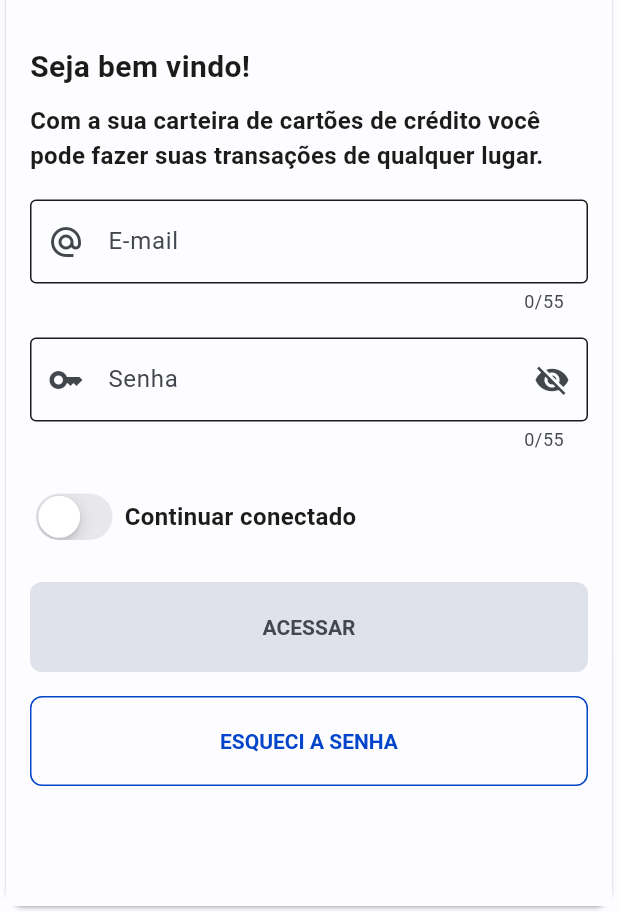
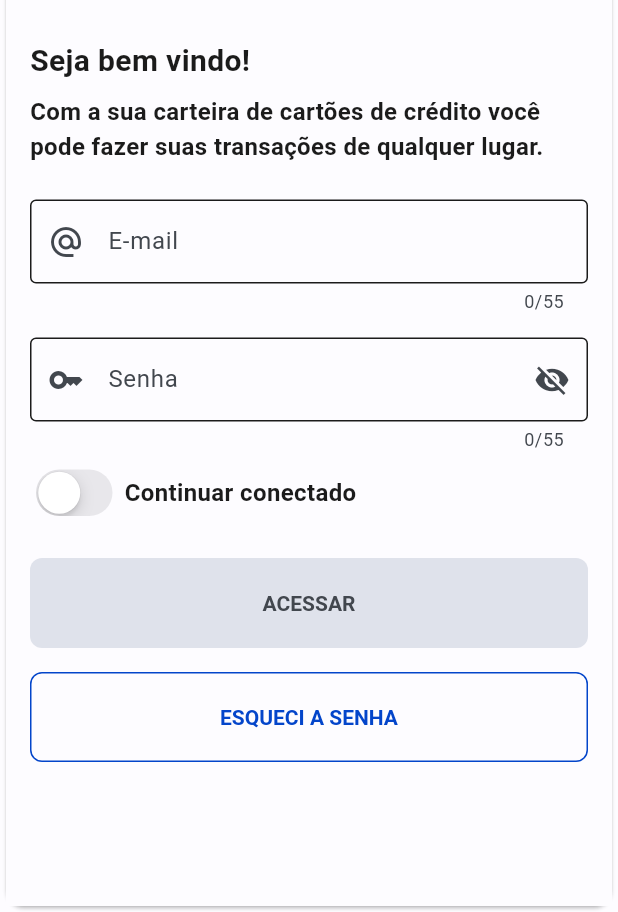
Before and after one commit to mborges18/flutter_bytebank, a Flutter app: the screen it shows after launch, on a phone screen of 412 x 824 dp, the part 324-1236 px from its top. Run offline on Flutter 3.47's test engine with Material 3 defaults, Android fonts, the phone set to English and light mode, and no system bars; our stand-ins replace device_preview, flutter_bloc.

Commit message:
refactory signin

```diff
--- a/lib/authenticator/signin_event.dart
+++ b/lib/authenticator/signin_event.dart
@@ -3,9 +3,18 @@ import 'package:flutter/cupertino.dart';
 @immutable
 abstract class SignInEvent {}
 
-class SignIn extends SignInEvent {
+class SignInSubmitEvent extends SignInEvent {
   final String email;
   final String password;
+  SignInSubmitEvent({required this.email, required this.password});
+}
 
-  SignIn({required this.email, required this.password});
+class SignInSetEmailEvent extends SignInEvent {
+  final String email;
+  SignInSetEmailEvent({required this.email});
 }
+
+class SignInSetPasswordEvent extends SignInEvent {
+  final String password;
+  SignInSetPasswordEvent({required this.password});
+}
--- a/lib/authenticator/signin_screen.dart
+++ b/lib/authenticator/signin_screen.dart
@@ -5,11 +5,12 @@ import 'package:flutter_bitybank/authenticator/signin_bloc.dart';
 import 'package:flutter_bitybank/authenticator/signin_event.dart';
 import 'package:flutter_bitybank/authenticator/signin_state.dart';
 import 'package:flutter_bitybank/components/buttons/button_outline.dart';
+import 'package:flutter_bitybank/components/titles/title_center.dart';
 import 'package:flutter_bitybank/home/home_screen.dart';
-import 'package:flutter_bitybank/util/validator/validator.dart';
 import 'package:flutter_bloc/flutter_bloc.dart';
 import '../components/buttons/button_filled.dart';
 import '../components/inputs/input_text.dart';
+import '../components/titles/subtitle_left.dart';
 import '../util/string/strings.dart';
 import '../util/util.dart';
 
@@ -20,12 +21,8 @@ class SignInScreen extends StatefulWidget {
 }
 
 class _SignInScreenState extends State<SignInScreen> {
-  final String _emailDb = "ctl_mborges@uolinc.com";
-  final String _passwordDb = "123456";
-  final emailController = TextEditingController();
-  final passwordController = TextEditingController();
-  String? _email;
-  String? _password;
+  String _email = "";
+  String _password = "";
   bool _isEnabledButton = false;
   bool _isKeepConnected = false;
   late final SignInBloc bloc;
@@ -36,64 +33,55 @@ class _SignInScreenState extends State<SignInScreen> {
     bloc = SignInBloc();
   }
 
-  void _login() {
-    Util.closeKeyboard(context);
-
-    // if (_email != null && _password != null) {
-    //   if (_email!.isNotEmpty && _password!.isNotEmpty) {
-    //     if (_email == _emailDb && _password == _passwordDb) {
-    //       Navigator.push(
-    //         context,
-    //         MaterialPageRoute(builder: (context) => const Home()),
-    //       );
-    //     }
-    //   }
-    // }
+  void _handlerStateEmail(String text) {
+    setState(() {
+      _email = text;
+    });
+    BlocProvider.of<SignInBloc>(context).add(SignInSetEmailEvent(email: text));
   }
 
   String? _handleErrorEmail(SignInState state) {
-    if (_email != null && _email!.isEmpty) {
-      return 'Campo obrigatório';
-    } else if (_email != null && !Validator.isValidEmail(_email)) {
-      return 'E-mail inválido';
-    } else if(state is SignInStateUnauthorized) {
-      return 'Seu e-mail pode estar errado';
-    } else {
-      return null;
+    if(state is SignInStateField) {
+      return state.stateEmail.message;
+    } else if(state is SignInStateEmail){
+      return state.message;
     }
+    return null;
+  }
 
+  void _handlerStatePassword(String text) {
+    setState(() {
+      _password = text;
+    });
+    BlocProvider.of<SignInBloc>(context).add(SignInSetPasswordEvent(password: text));
   }
 
   String? _handleErrorPass(SignInState state) {
-    if(_password != null && _password!.isEmpty) {
-      return 'Campo obrigatório';
-    } else if(state is SignInStateUnauthorized) {
-      return 'Sua senha pode estar errada';
-    } else {
-      return null;
+    if(state is SignInStateField) {
+      return state.statePassword.message;
+    } else if(state is SignInStatePassword){
+      return state.message;
     }
+    return null;
   }
 
-  void _handlerEnableButton() {
+  void _handlerEnableButton(SignInState state) {
     setState(() {
-      _isEnabledButton = _password != null &&
-          _password!.isNotEmpty &&
-          _email != null &&
-          _email!.isNotEmpty &&
-          Validator.isValidEmail(_email);
+      _isEnabledButton =
+          _email.isNotEmpty && _email.length > 5 &&
+              _password.isNotEmpty && _password.length > 5;
     });
+  }
+
+  void _login(SignInState state) {
+    Util.closeKeyboard(context);
+    BlocProvider.of<SignInBloc>(context).add(SignInSubmitEvent(email: _email, password: _password));
   }
 
   @override
   void dispose() {
-    //emailController.dispose();
-    //passwordController.dispose();
     bloc.close();
     super.dispose();
-  }
-
-  void validateAndSave() {
-    print('Form is valid');
   }
 
   @override
@@ -101,20 +89,7 @@ class _SignInScreenState extends State<SignInScreen> {
     return Scaffold(
       body: BlocConsumer<SignInBloc, SignInState>(
           listener: (context, state) {
-            if(state is SignInStateInitial) {
-              print('listener-------------------------------$state');
-            }
-            else if(state is SignInStateLoading) {
-              print('listener-------------------------------$state');
-            }
-            else if(state is SignInStateError) {
-              print('listener-------------------------------$state ${state.object}');
-            }
-            else if(state is SignInStateUnauthorized) {
-              print('listener-------------------------------$state ${state.object}');
-            }
-            else if(state is SignInStateSuccess) {
-              print('listener-------------------------------$state ${state.value}');
+            if(state is SignInStateSuccess) {
               Navigator.push(
                 context,
                 MaterialPageRoute(builder: (context) => const Home()),
@@ -122,23 +97,7 @@ class _SignInScreenState extends State<SignInScreen> {
             }
           },
           builder: (context, state){
-            if(state is SignInStateLoading) {
-              print('builder-------------------------------$state');
-              return viewSignIn(state);
-            }
-            else if(state is SignInStateError) {
-              print('builder-------------------------------$state');
-              return viewSignIn(state);
-            }
-            else if(state is SignInStateUnauthorized) {
-              print('builder-------------------------------$state');
-              return viewSignIn(state);
-            }
-            else  {
-              //success
-              //print('listener-------------------------------$state');
-              return viewSignIn(state);
-            }
+            return viewSignIn(state);
           }
       )
     );
@@ -151,35 +110,18 @@ class _SignInScreenState extends State<SignInScreen> {
         child: Column(
           crossAxisAlignment: CrossAxisAlignment.start,
           children: <Widget>[
-            Padding(
-                padding: const EdgeInsets.only(
-                    left: 0.0, top: 32.0, right: 0.0, bottom: 10.0),
-                child: Row(
-                    mainAxisAlignment: MainAxisAlignment.center,
-                    children: [
-                      const Icon(Icons.lock, size: 26),
-                      Padding(
-                          padding: const EdgeInsets.only(top: 4.0, left: 4.0),
-                          child: Text(titleAccess.toUpperCase(),
-                              style: const TextStyle(
-                                  fontWeight: FontWeight.bold,
-                                  fontSize: 26.0)))
-                    ])),
+             Padding(
+                padding: const EdgeInsets.only(top: 24.0, bottom: 10.0),
+                child: TitleCenter(text: titleAccess.toUpperCase(), icon: Icons.lock)),
+            const SubTitleLeft(text: titleWellCome),
             const Padding(
-              padding: EdgeInsets.only(
-                  left: 0.0, top: 20.0, right: 0.0, bottom: 10.0),
-              child: Text(titleWellCome,
-                  style:
-                  TextStyle(fontWeight: FontWeight.bold, fontSize: 20.0)),
-            ),
-            const Padding(
-                padding: EdgeInsets.only(
-                    left: 0.0, top: 0.0, right: 0.0, bottom: 10.0),
+                padding: EdgeInsets.only(top: 8.0, bottom: 8.0),
                 child: Text(
                   descriptionWellCome,
                   style:
                   TextStyle(fontWeight: FontWeight.bold, fontSize: 16.0),
                 )),
+            const SizedBox(height: 8.0),
             Column(
               children: <Widget>[
                 InputText(placeHolderEmail, hintEmail,
@@ -187,10 +129,8 @@ class _SignInScreenState extends State<SignInScreen> {
                     onValidatorListener: () {
                       return _handleErrorEmail(state);
                     }, onTextChangeListener: (text) {
-                      setState(() {
-                        _email = text;
-                        _handlerEnableButton();
-                      });
+                      _handlerStateEmail(text ?? "");
+                      _handlerEnableButton(state);
                     }),
                 InputText(placeHolderPassword, hintPassword,
                     iconStart: Icons.key,
@@ -198,13 +138,11 @@ class _SignInScreenState extends State<SignInScreen> {
                     onValidatorListener: () {
                       return _handleErrorPass(state);
                     }, onTextChangeListener: (text) {
-                      setState(() {
-                        _password = text;
-                      });
-                      _handlerEnableButton();
+                      _handlerStatePassword(text ?? "");
+                      _handlerEnableButton(state);
                     }),
                 Padding(
-                    padding: const EdgeInsets.symmetric(vertical: 16.0),
+                    padding: const EdgeInsets.only(bottom: 16),
                     child: Row(
                       children: [
                         CupertinoSwitch(
@@ -230,8 +168,7 @@ class _SignInScreenState extends State<SignInScreen> {
                     isEnabled: _isEnabledButton,
                     isLoading: (state is SignInStateLoading)==true ? true : false,
                     functionClick: () {
-                      _login();
-                      BlocProvider.of<SignInBloc>(context).add(SignIn(email: _email!, password: _password!));
+                      _login(state);
                     }),
                 ButtonOutline(actionForgotPassword.toUpperCase(),
                     functionClick: () {}),
--- a/lib/authenticator/signin_state.dart
+++ b/lib/authenticator/signin_state.dart
@@ -1,16 +1,37 @@
 
 abstract class SignInState {}
+
 class SignInStateInitial extends SignInState {}
+
 class SignInStateLoading extends SignInState {}
+
 class SignInStateSuccess extends SignInState {
-  String value;
-  SignInStateSuccess(this.value);
+  Object object;
+  SignInStateSuccess(this.object);
 }
+
 class SignInStateError extends SignInState {
   Object object;
   SignInStateError(this.object);
 }
-class SignInStateUnauthorized extends SignInState {
-  Object object;
-  SignInStateUnauthorized(this.object);
+
+class SignInStateField extends SignInState {
+  SignInStateEmail stateEmail;
+  SignInStatePassword statePassword;
+  SignInStateField(this.stateEmail, this.statePassword);
 }
+
+class SignInStateEmail extends SignInState {
+  String? message;
+  SignInStateEmail(this.message);
+}
+
+class SignInStatePassword extends SignInState {
+  String? message;
+  SignInStatePassword(this.message);
+}
+
+class SignInStateButton extends SignInState {
+  bool isEnabled = false;
+  SignInStateButton(this.isEnabled);
+}
--- /dev/null
+++ b/lib/components/titles/subtitle_left.dart
@@ -0,0 +1,16 @@
+import 'package:flutter/cupertino.dart';
+
+class SubTitleLeft extends StatelessWidget {
+  final String text;
+  const SubTitleLeft({super.key, required this.text});
+
+  @override
+  Widget build(BuildContext context) {
+    return Padding(
+      padding: const EdgeInsets.only(top: 8.0),
+      child: Text(text,
+          style:
+          const TextStyle(fontWeight: FontWeight.bold, fontSize: 20.0)),
+    );
+  }
+}
--- /dev/null
+++ b/lib/components/titles/title_center.dart
@@ -0,0 +1,23 @@
+import 'package:flutter/material.dart';
+import '../../util/string/strings.dart';
+
+class TitleCenter extends StatelessWidget {
+  final String text;
+  final IconData? icon;
+
+  const TitleCenter({super.key, required this.text, this.icon});
+
+  @override
+  Widget build(BuildContext context) {
+    return Padding(
+        padding: const EdgeInsets.only(top: 8.0, bottom: 8.0),
+        child: Row(mainAxisAlignment: MainAxisAlignment.center, children: [
+          Icon(icon, size: 26),
+          Padding(
+              padding: const EdgeInsets.only(top: 4.0, left: 4.0),
+              child: Text(text,
+                  style: const TextStyle(
+                      fontWeight: FontWeight.bold, fontSize: 26.0)))
+        ]));
+  }
+}
```
Also changed, not shown: lib/authenticator/signin_bloc.dart (+26 -2 lines).
